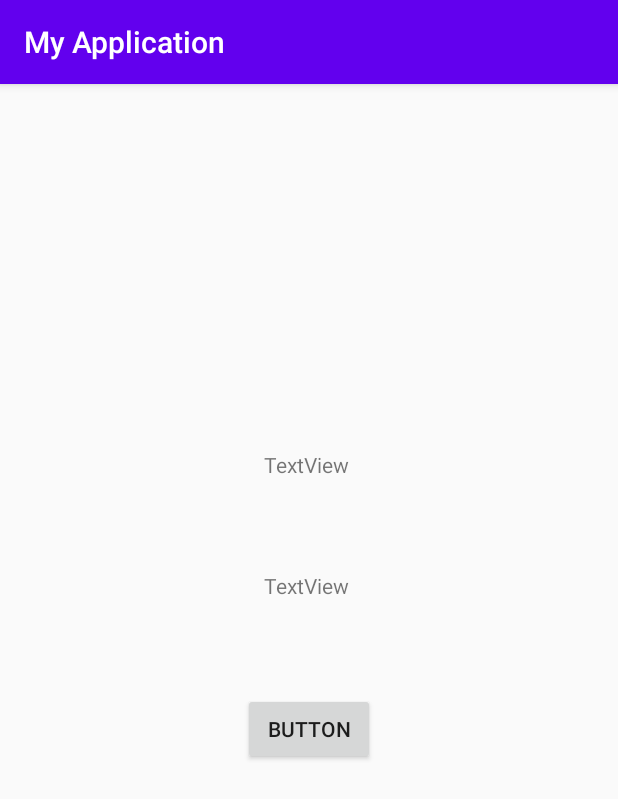
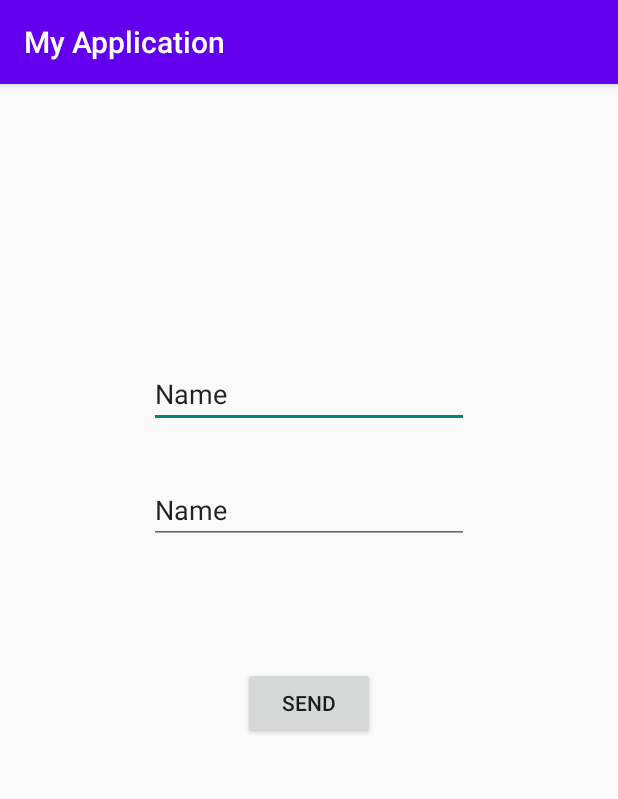
Before and after one commit to 94PID/TechnologieMobilne, an Android app: the NewEntry screen opened directly, with no data from a screen before it, on a phone screen of 412 x 824 dp. Shown: the top 799 px of the screen. Run offline under Robolectric (Android 15) with nearby library versions, the phone set to English and light mode, and no system bars.

Commit message:
Added NewEntry activity handling in MainActivity

```diff
--- a/app/src/main/java/pl/rapid/MainActivity.java
+++ b/app/src/main/java/pl/rapid/MainActivity.java
@@ -8,10 +8,9 @@ import android.view.MenuItem;
 import android.view.View;
 import android.widget.ArrayAdapter;
 import android.widget.ListView;
-import android.widget.Toast;
 
+import androidx.annotation.Nullable;
 import androidx.appcompat.app.AppCompatActivity;
-import androidx.appcompat.widget.Toolbar;
 
 import com.google.android.material.floatingactionbutton.FloatingActionButton;
 import com.google.android.material.snackbar.Snackbar;
@@ -60,6 +59,17 @@ public class MainActivity extends AppCompatActivity {
         return true;
     }
 
+    @Override
+    protected void onActivityResult(int requestCode, int resultCode, @Nullable Intent data) {
+        super.onActivityResult(requestCode, resultCode, data);
+        if (requestCode == 1 && resultCode == RESULT_OK) {
+            Bundle extras = data.getExtras();
+            String newEntry = (String) extras.get("entry");
+            target.add(newEntry);
+            adapter.notifyDataSetChanged();
+        }
+    }
+
     public void onNewEntry(MenuItem mi) {
         Intent intention = new Intent(this, NewEntry.class);
         startActivityForResult(intention, 1);
--- a/app/src/main/java/pl/rapid/NewEntry.java
+++ b/app/src/main/java/pl/rapid/NewEntry.java
@@ -2,7 +2,10 @@ package pl.rapid;
 
 import androidx.appcompat.app.AppCompatActivity;
 
+import android.content.Intent;
 import android.os.Bundle;
+import android.view.View;
+import android.widget.EditText;
 
 public class NewEntry extends AppCompatActivity {
 
@@ -11,4 +14,12 @@ public class NewEntry extends AppCompatActivity {
         super.onCreate(savedInstanceState);
         setContentView(R.layout.activity_new_entry);
     }
+
+    public void send(View view) {
+        EditText editText = (EditText) findViewById(R.id.editText);
+        Intent intention = new Intent();
+        intention.putExtra("entry", editText.getText().toString());
+        setResult(RESULT_OK, intention);
+        finish();
+    }
 }
--- a/app/src/main/res/layout/activity_new_entry.xml
+++ b/app/src/main/res/layout/activity_new_entry.xml
@@ -6,41 +6,46 @@
     android:layout_height="match_parent"
     tools:context=".NewEntry">
 
-    <TextView
-        android:id="@+id/textView"
-        android:layout_width="wrap_content"
-        android:layout_height="wrap_content"
-        android:layout_marginStart="174dp"
-        android:layout_marginTop="226dp"
-        android:layout_marginEnd="178dp"
-        android:layout_marginBottom="43dp"
-        android:text="TextView"
-        app:layout_constraintBottom_toTopOf="@+id/textView2"
-        app:layout_constraintEnd_toEndOf="parent"
-        app:layout_constraintStart_toStartOf="parent"
-        app:layout_constraintTop_toTopOf="parent" />
-
-    <TextView
-        android:id="@+id/textView2"
-        android:layout_width="wrap_content"
-        android:layout_height="wrap_content"
-        android:layout_marginStart="174dp"
-        android:layout_marginEnd="178dp"
-        android:layout_marginBottom="62dp"
-        android:text="TextView"
-        app:layout_constraintBottom_toTopOf="@+id/button"
-        app:layout_constraintEnd_toEndOf="parent"
-        app:layout_constraintStart_toStartOf="parent" />
-
     <Button
         android:id="@+id/button"
         android:layout_width="wrap_content"
         android:layout_height="wrap_content"
         android:layout_marginStart="161dp"
+        android:layout_marginTop="64dp"
         android:layout_marginEnd="162dp"
         android:layout_marginBottom="314dp"
-        android:text="Button"
+        android:onClick="send"
+        android:text="Send"
         app:layout_constraintBottom_toBottomOf="parent"
         app:layout_constraintEnd_toEndOf="parent"
-        app:layout_constraintStart_toStartOf="parent" />
+        app:layout_constraintStart_toStartOf="parent"
+        app:layout_constraintTop_toBottomOf="@+id/editText" />
+
+    <EditText
+        android:id="@+id/editText2"
+        android:layout_width="wrap_content"
+        android:layout_height="wrap_content"
+        android:layout_marginStart="99dp"
+        android:layout_marginTop="184dp"
+        android:layout_marginEnd="99dp"
+        android:ems="10"
+        android:inputType="textPersonName"
+        android:text="Name"
+        app:layout_constraintEnd_toEndOf="parent"
+        app:layout_constraintStart_toStartOf="parent"
+        app:layout_constraintTop_toTopOf="parent" />
+
+    <EditText
+        android:id="@+id/editText"
+        android:layout_width="wrap_content"
+        android:layout_height="wrap_content"
+        android:layout_marginStart="99dp"
+        android:layout_marginTop="32dp"
+        android:layout_marginEnd="99dp"
+        android:ems="10"
+        android:inputType="textPersonName"
+        android:text="Name"
+        app:layout_constraintEnd_toEndOf="parent"
+        app:layout_constraintStart_toStartOf="parent"
+        app:layout_constraintTop_toBottomOf="@+id/editText2" />
 </androidx.constraintlayout.widget.ConstraintLayout>
```
